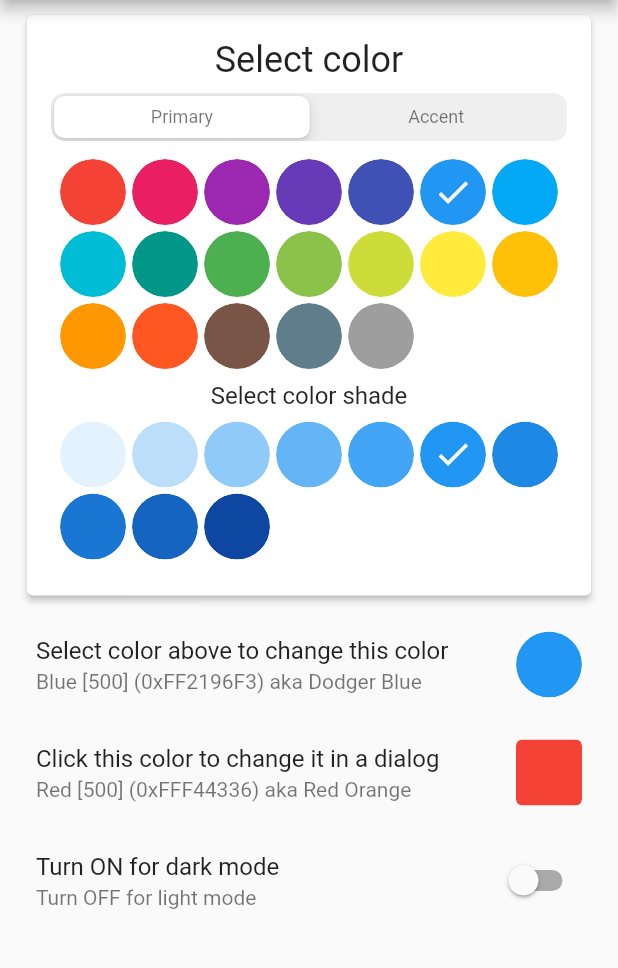
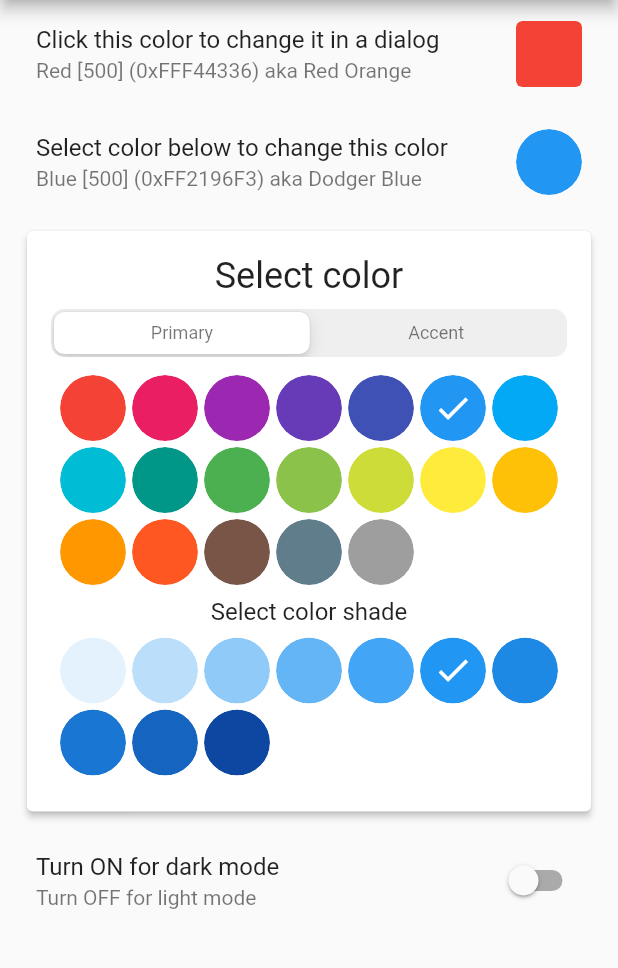
Before and after one commit to rydmike/flex_color_picker, a Flutter app: the screen it shows after launch, on a phone screen of 412 x 824 dp, the part 84-1052 px from its top. Run offline on Flutter 3.47's test engine with Material 2 defaults, Android fonts, the phone set to English and light mode, and no system bars.

Commit message:
Updates the example, documentation and screen shots.

```diff
--- a/example/lib/main.dart
+++ b/example/lib/main.dart
@@ -64,7 +64,7 @@ class _ColorPickerPageState extends State<ColorPickerPage> {
   static const Color guideErrorDark = Color(0xFFCF6679);
   static const Color blueBlues = Color(0xFF174378);
 
-  // Make a custom color swatch to name map from the above custom colors.
+  // Make a custom ColorSwatch to name map from the above custom colors.
   final Map<ColorSwatch<Object>, String> colorsNameMap =
       <ColorSwatch<Object>, String>{
     ColorTools.createPrimarySwatch(guidePrimary): 'Guide Purple',
@@ -97,6 +97,44 @@ class _ColorPickerPageState extends State<ColorPickerPage> {
           child: Column(
             crossAxisAlignment: CrossAxisAlignment.start,
             children: <Widget>[
+              // Pick color in a dialog.
+              ListTile(
+                title: const Text('Click this color to change it in a dialog'),
+                subtitle: Text(
+                  '${ColorTools.materialNameAndCode(dialogPickerColor, colorSwatchNameMap: colorsNameMap)} '
+                  'aka ${ColorTools.nameThatColor(dialogPickerColor)}',
+                ),
+                trailing: ColorIndicator(
+                  width: 44,
+                  height: 44,
+                  borderRadius: 4,
+                  color: dialogPickerColor,
+                  onSelect: () async {
+                    final Color colorBeforeDialog = dialogPickerColor;
+                    if (!(await colorPickerDialog())) {
+                      setState(() {
+                        dialogPickerColor = colorBeforeDialog;
+                      });
+                    }
+                  },
+                ),
+              ),
+
+              // Show the selected color.
+              ListTile(
+                title: const Text('Select color below to change this color'),
+                subtitle:
+                    Text('${ColorTools.materialNameAndCode(screenPickerColor)} '
+                        'aka ${ColorTools.nameThatColor(screenPickerColor)}'),
+                trailing: ColorIndicator(
+                  width: 44,
+                  height: 44,
+                  borderRadius: 22,
+                  color: screenPickerColor,
+                ),
+              ),
+
+              // Show the color picker in sized box in a raised card.
               SizedBox(
                 width: double.infinity,
                 child: Padding(
@@ -120,43 +158,6 @@ class _ColorPickerPageState extends State<ColorPickerPage> {
                       ),
                     ),
                   ),
-                ),
-              ),
-
-              // Show the selected color.
-              ListTile(
-                title: const Text('Select color above to change this color'),
-                subtitle:
-                    Text('${ColorTools.materialNameAndCode(screenPickerColor)} '
-                        'aka ${ColorTools.nameThatColor(screenPickerColor)}'),
-                trailing: ColorIndicator(
-                  width: 44,
-                  height: 44,
-                  borderRadius: 22,
-                  color: screenPickerColor,
-                ),
-              ),
-
-              // Pick color in a dialog.
-              ListTile(
-                title: const Text('Click this color to change it in a dialog'),
-                subtitle: Text(
-                  '${ColorTools.materialNameAndCode(dialogPickerColor, colorSwatchNameMap: colorsNameMap)} '
-                  'aka ${ColorTools.nameThatColor(dialogPickerColor)}',
-                ),
-                trailing: ColorIndicator(
-                  width: 44,
-                  height: 44,
-                  borderRadius: 4,
-                  color: dialogPickerColor,
-                  onSelect: () async {
-                    final Color colorBeforeDialog = dialogPickerColor;
-                    if (!(await colorPickerDialog())) {
-                      setState(() {
-                        dialogPickerColor = colorBeforeDialog;
-                      });
-                    }
-                  },
                 ),
               ),
 
@@ -187,9 +188,9 @@ class _ColorPickerPageState extends State<ColorPickerPage> {
       width: 40,
       height: 40,
       borderRadius: 4,
-      spacing: 6,
-      runSpacing: 6,
-      wheelDiameter: 160,
+      spacing: 5,
+      runSpacing: 5,
+      wheelDiameter: 155,
       heading: Text(
         'Select color',
         style: Theme.of(context).textTheme.subtitle1,
@@ -199,7 +200,7 @@ class _ColorPickerPageState extends State<ColorPickerPage> {
         style: Theme.of(context).textTheme.subtitle1,
       ),
       wheelSubheading: Text(
-        'Selected color and its material like shades',
+        'Selected color and its shades',
         style: Theme.of(context).textTheme.subtitle1,
       ),
       showMaterialName: true,
@@ -220,7 +221,7 @@ class _ColorPickerPageState extends State<ColorPickerPage> {
     ).showPickerDialog(
       context,
       constraints:
-          const BoxConstraints(minHeight: 450, minWidth: 400, maxWidth: 400),
+          const BoxConstraints(minHeight: 460, minWidth: 300, maxWidth: 320),
     );
   }
 }
```
Also changed, not shown: example/pubspec.lock, resources/ColorPicker02.png, resources/ColorPickerSimpleDemo.gif, resources/ColorPickerSimpleDemo.png, resources/WebDemo.png, 4 other files.
